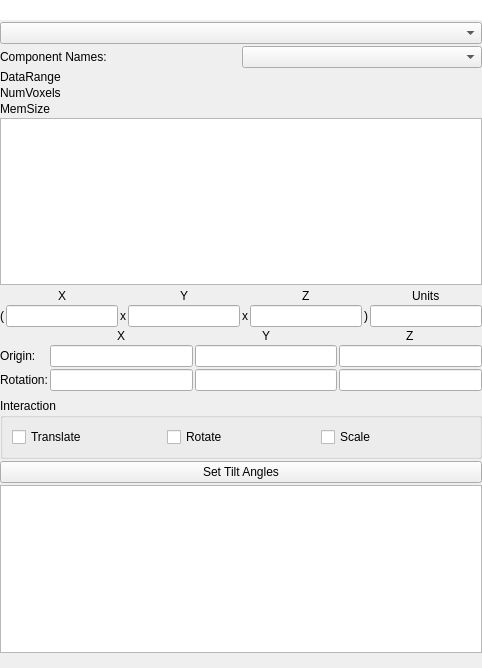
First picture: the form in tomviz/DataPropertiesPanel.ui, repository OpenChemistry/tomviz, before the edit.
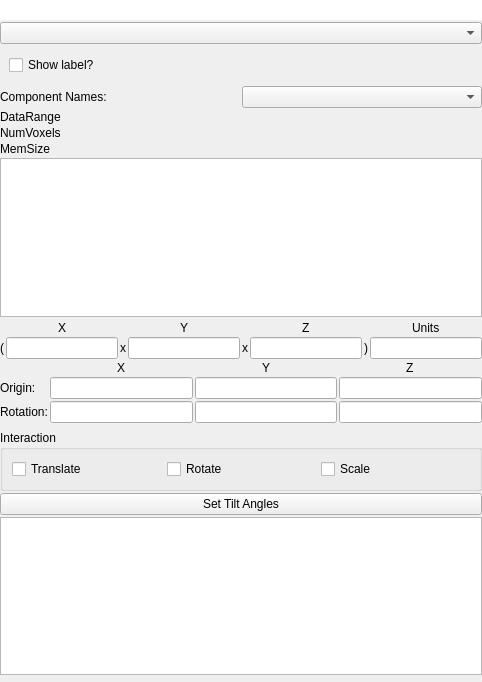
Second picture: the form after the edit. Custom widgets are drawn as their Qt base class.

Commit message:
Add time series labels
When a data source contains time series data, a label for the current
time step will be displayed in the render window. This label can be
moved and resized.

Additionally, a new section will be present in the data properties
panel called "Time Series", where the only current option inside it to
show/hide the time series label.

Diff of the .ui file:
```diff
--- a/tomviz/DataPropertiesPanel.ui
+++ b/tomviz/DataPropertiesPanel.ui
@@ -7,7 +7,7 @@
     <x>0</x>
     <y>0</y>
     <width>482</width>
-    <height>668</height>
+    <height>682</height>
    </rect>
   </property>
   <property name="windowTitle">
@@ -45,6 +45,19 @@
    <item>
     <widget class="QComboBox" name="ActiveScalars"/>
    </item>
+   <item>
+    <widget class="QWidget" name="timeSeriesGroup" native="true">
+     <layout class="QGridLayout" name="gridLayout_3">
+      <item row="0" column="0">
+       <widget class="QCheckBox" name="showTimeSeriesLabel">
+        <property name="text">
+         <string>Show label?</string>
+        </property>
+       </widget>
+      </item>
+     </layout>
+    </widget>
+   </item>
    <item>
     <layout class="QHBoxLayout" name="componentNamesLayout">
      <item>
```
The commit also changes 14 other files.
